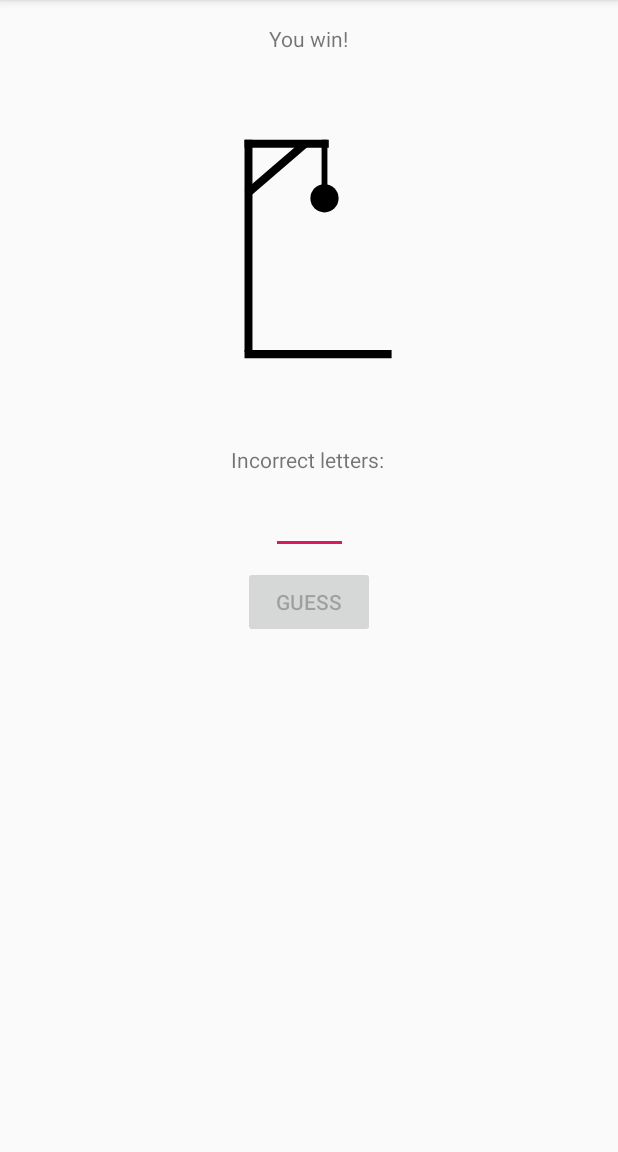
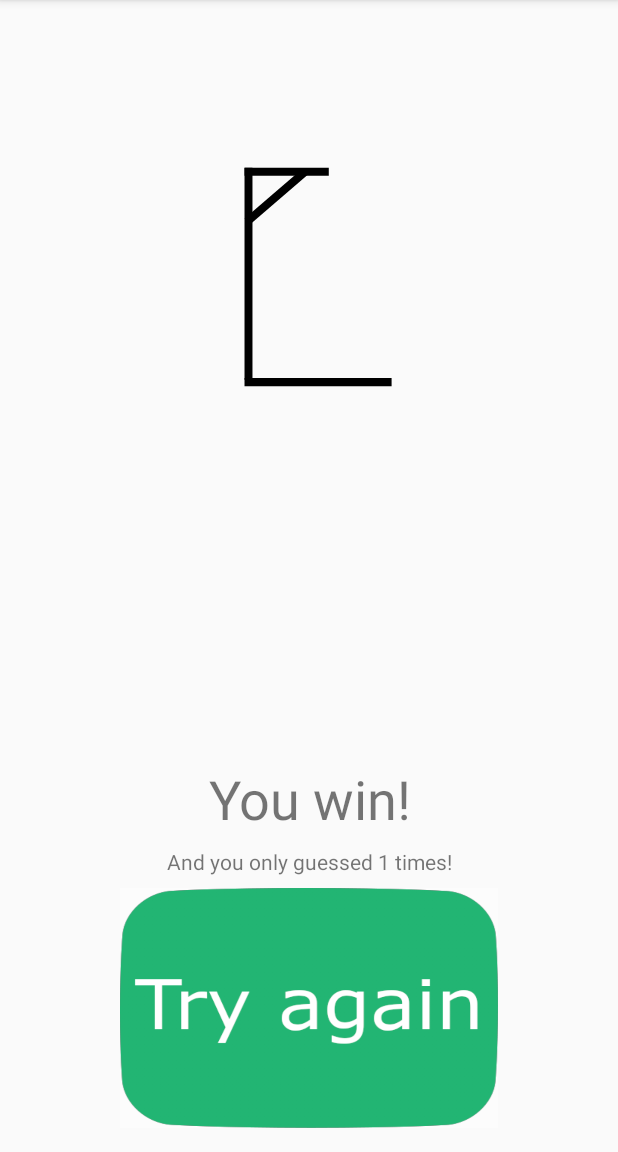
Before and after one commit to MathiasLH/Hangman, an Android app: the gameActivity screen opened directly, with no data from a screen before it, after a tap on "GUESS", on a phone screen of 412 x 824 dp, the part 84-1236 px from its top. Run offline under Robolectric (Android 15) with nearby library versions, the phone set to English and light mode, and no system bars; 1 statement that could not run was skipped.

Commit message:
Created win/lose screen. Revised method for choosing random word as previous method would crash after some time.

```diff
--- a/app/src/main/AndroidManifest.xml
+++ b/app/src/main/AndroidManifest.xml
@@ -17,7 +17,8 @@
             </intent-filter>
         </activity>
         <activity android:name=".gameActivity" />
-        <activity android:name=".settingsActivity"></activity>
+        <activity android:name=".settingsActivity" />
+        <activity android:name=".resultActivity"></activity>
     </application>
 
 </manifest>
--- a/app/src/main/java/company/best/the/hangman/gameActivity.java
+++ b/app/src/main/java/company/best/the/hangman/gameActivity.java
@@ -1,5 +1,6 @@
 package company.best.the.hangman;
 
+import android.content.Intent;
 import android.support.v7.app.AppCompatActivity;
 import android.os.Bundle;
 import android.view.View;
@@ -20,6 +21,7 @@ public class gameActivity extends AppCompatActivity implements View.OnClickListe
     EditText inputLetter;
     Button guessButton;
     int errors = 0;
+    int guesses = 0;
     @Override
     protected void onCreate(Bundle savedInstanceState) {
         super.onCreate(savedInstanceState);
@@ -34,6 +36,7 @@ public class gameActivity extends AppCompatActivity implements View.OnClickListe
         game.reset();
         visibleWord.setText(game.getVisibleWord());
     }
+
 
     private void nextImage(){
         ImageView image = findViewById(R.id.image);
@@ -64,32 +67,55 @@ public class gameActivity extends AppCompatActivity implements View.OnClickListe
     }
 
     private void getGameState(){
+        Intent resultIntent = new Intent(this, resultActivity.class);
         if(game.isGameIsLost() || game.isGameIsWon()){
-            guessButton.setEnabled(false);
-            TextView result = findViewById(R.id.resulttext);
             if(game.isGameIsWon()){
-                result.setText("You win!");
-            }else if(game.isGameIsLost()){
-                result.setText("You lose!\nThe word was: " + game.getWordToGuess());
+                resultIntent.putExtra("result", true);
+                resultIntent.putExtra("guesses", guesses);
+            }else{
+                resultIntent.putExtra("result", false);
+                resultIntent.putExtra("word", game.getWordToGuess());
             }
+            startActivityForResult(resultIntent, 0);
+            //startActivity(resultIntent);
+            reset();
         }
+    }
+
+    private void reset() {
+        errors = -1;
+        nextImage();
+        guesses = 0;
+        game.reset();
+        TextView wrongLetters = findViewById(R.id.incorrecttext);
+        wrongLetters.setText("Incorrect letters:");
+        TextView visibleWord = findViewById(R.id.wordtoguess);
+        visibleWord.setText(game.getVisibleWord());
     }
 
     @Override
     public void onClick(View v) {
         TextView wrongLetters = findViewById(R.id.incorrecttext);
+        String letter = inputLetter.getText().toString().toLowerCase();
+        System.out.println("The guessed letter is: " + letter);
+        System.out.println("usedLetters contains:");
+        for(int i = 0; i < game.getUsedLetters().size(); i++){
+            System.out.println(game.getUsedLetters().get(i));
+        }
         switch(v.getId()){
             case R.id.guessbutton:
-                if(!game.getUsedLetters().contains(inputLetter.getText().toString())){
-                    game.guessLetter(inputLetter.getText().toString().toLowerCase());
+                if(!game.getUsedLetters().contains(letter)){
+                    game.guessLetter(letter);
+                    guesses++;
                     if(!game.wasLastLetterCorrect()){
                         wrongLetters.append(" " + inputLetter.getText());
                         nextImage();
                     }
+                    visibleWord.setText(game.getVisibleWord());
+
+                    getGameState();
                 }
-                visibleWord.setText(game.getVisibleWord());
                 inputLetter.setText("");
-                getGameState();
                 break;
         }
     }
--- /dev/null
+++ b/app/src/main/java/company/best/the/hangman/resultActivity.java
@@ -0,0 +1,45 @@
+package company.best.the.hangman;
+
+import android.support.v7.app.AppCompatActivity;
+import android.os.Bundle;
+import android.view.View;
+import android.widget.ImageButton;
+import android.widget.ImageView;
+import android.widget.TextView;
+
+public class resultActivity extends AppCompatActivity implements View.OnClickListener{
+    boolean gameWon;
+    String word;
+    int guesses;
+    @Override
+    protected void onCreate(Bundle savedInstanceState) {
+        super.onCreate(savedInstanceState);
+        setContentView(R.layout.activity_result);
+        gameWon = getIntent().getBooleanExtra("result", false);
+        word = getIntent().getStringExtra("word");
+        guesses = getIntent().getIntExtra("guesses", 0);
+        TextView result = findViewById(R.id.resulttext);
+        TextView info = findViewById(R.id.infotext);
+        ImageButton retrybutton = findViewById(R.id.tryagainbutton);
+        retrybutton.setOnClickListener(this);
+        ImageView image = findViewById(R.id.image);
+        if(gameWon){
+            result.setText("You win!");
+            info.setText("And you only guessed " + guesses + " times!");
+            image.setImageResource(R.drawable.ic_errors_0);
+        }else{
+            result.setText("You lose!");
+            info.setText("But the word was " + word + ". Better luck next time!");
+            image.setImageResource(R.drawable.ic_errors_6);
+        }
+    }
+
+    @Override
+    public void onClick(View v) {
+        switch (v.getId()){
+            case R.id.tryagainbutton:
+                finish();
+                break;
+        }
+    }
+}
--- a/app/src/main/java/logic/HangmanLogic.java
+++ b/app/src/main/java/logic/HangmanLogic.java
@@ -9,8 +9,10 @@ import java.io.Serializable;
 import java.util.ArrayList;
 import java.util.Random;
 
+import company.best.the.hangman.R;
+
 public class HangmanLogic implements Serializable {
-    ArrayList<String> possibleWords = new ArrayList<String>();
+    private String[] possibleWords = new String[41238];
     private String wordToGuess;
     private ArrayList<String> usedLetters = new ArrayList<String>();
     private String visibleWord;
@@ -19,7 +21,7 @@ public class HangmanLogic implements Serializable {
     private boolean lastLetterWasCorrect;
     private boolean gameIsWon;
     private boolean gameIsLost;
-    private File wordList;
+
 
     public ArrayList<String> getUsedLetters() {
         return usedLetters;
@@ -50,26 +52,25 @@ public class HangmanLogic implements Serializable {
     }
 
     public HangmanLogic(InputStream inputFile) {
+
         this.inputFile = inputFile;
+        readFile();
+    }
+
+    private void readFile(){
+        BufferedReader br = new BufferedReader(new InputStreamReader(inputFile));
+        for(int i = 0; i < 41238; i++){
+            try {
+                possibleWords[i] = br.readLine();
+            } catch (IOException e) {
+                e.printStackTrace();
+            }
+        }
     }
 
     private String getNewWord(){
-        BufferedReader br = new BufferedReader(new InputStreamReader(inputFile));
-        try {
-            int nextWord = new Random(System.currentTimeMillis()).nextInt(41237);
-            System.out.println(nextWord);
-            for(int i = 0; i < nextWord; i++){
-                br.readLine();
-            }
-            String line = br.readLine();
-            System.out.println(line);
-           // br.close();
-            return line;
-            //possibleWords.add(br.readLine());
-        } catch (IOException e) {
-            e.printStackTrace();
-        }
-        return null;
+        int nextWord = new Random(System.currentTimeMillis()).nextInt(41237);
+        return possibleWords[nextWord];
     }
     public void reset() {
         usedLetters.clear();
@@ -84,6 +85,7 @@ public class HangmanLogic implements Serializable {
     private void updateVisibleWord() {
         visibleWord = "";
         gameIsWon = true;
+        System.out.println("wordtoguess is: " + wordToGuess);
         for (int i = 0; i < wordToGuess.length(); i++) {
             String letter = wordToGuess.substring(i, i + 1);
             if (usedLetters.contains(letter)) {
@@ -97,18 +99,13 @@ public class HangmanLogic implements Serializable {
 
     public void guessLetter(String letter) {
         if (letter.length() != 1) return;
-        System.out.println("The letter of choice was: " + letter);
         if (usedLetters.contains(letter)) return;
         if (gameIsWon || gameIsLost) return;
-
         usedLetters.add(letter);
-
         if (wordToGuess.contains(letter)) {
             lastLetterWasCorrect = true;
-            System.out.println("The letter was correct: " + letter);
         } else {
             lastLetterWasCorrect = false;
-            System.out.println("The letter was wrong: " + letter);
             wrongGuesses++;
             if (wrongGuesses > 5) {
                 gameIsLost = true;
--- /dev/null
+++ b/app/src/main/res/layout/activity_result.xml
@@ -0,0 +1,54 @@
+<?xml version="1.0" encoding="utf-8"?>
+<android.support.constraint.ConstraintLayout xmlns:android="http://schemas.android.com/apk/res/android"
+    xmlns:app="http://schemas.android.com/apk/res-auto"
+    xmlns:tools="http://schemas.android.com/tools"
+    android:layout_width="match_parent"
+    android:layout_height="match_parent"
+    tools:context=".resultActivity">
+
+    <TextView
+        android:id="@+id/resulttext"
+        android:layout_width="wrap_content"
+        android:layout_height="wrap_content"
+        android:layout_marginBottom="8dp"
+        android:textSize="36sp"
+        app:layout_constraintBottom_toTopOf="@+id/infotext"
+        app:layout_constraintEnd_toEndOf="parent"
+        app:layout_constraintHorizontal_bias="0.503"
+        app:layout_constraintStart_toStartOf="parent" />
+
+    <TextView
+        android:id="@+id/infotext"
+        android:layout_width="wrap_content"
+        android:layout_height="wrap_content"
+        android:layout_marginBottom="8dp"
+        app:layout_constraintBottom_toTopOf="@+id/tryagainbutton"
+        app:layout_constraintEnd_toEndOf="parent"
+        app:layout_constraintStart_toStartOf="parent" />
+
+    <ImageButton
+        android:id="@+id/tryagainbutton"
+        android:layout_width="252dp"
+        android:layout_height="160dp"
+        android:layout_marginBottom="16dp"
+        android:background="@android:drawable/screen_background_light_transparent"
+        android:scaleType="fitXY"
+        app:layout_constraintBottom_toBottomOf="parent"
+        app:layout_constraintEnd_toEndOf="parent"
+        app:layout_constraintStart_toStartOf="parent"
+        app:srcCompat="@drawable/retrybuton" />
+
+    <ImageView
+        android:id="@+id/image"
+        android:layout_width="155dp"
+        android:layout_height="178dp"
+        android:layout_marginTop="8dp"
+        android:layout_marginBottom="8dp"
+        app:layout_constraintBottom_toBottomOf="parent"
+        app:layout_constraintEnd_toEndOf="parent"
+        app:layout_constraintHorizontal_bias="0.502"
+        app:layout_constraintStart_toStartOf="parent"
+        app:layout_constraintTop_toTopOf="parent"
+        app:layout_constraintVertical_bias="0.15"
+        app:srcCompat="@drawable/ic_errors_0" />
+</android.support.constraint.ConstraintLayout>
```
Also changed, not shown: app/src/main/res/drawable/retrybuton.png (added).
